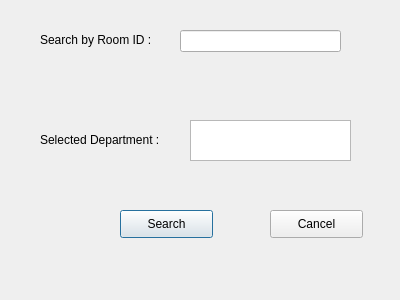
The window that Design/roomSearch.ui (SPRYK/DatabaseProject) describes before a commit, drawn with Qt 5.
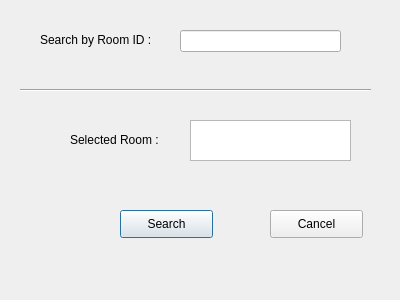
The same window after the commit.

```diff
--- a/Design/roomSearch.ui
+++ b/Design/roomSearch.ui
@@ -82,14 +82,27 @@
   <widget class="QLabel" name="label_2">
    <property name="geometry">
     <rect>
-     <x>40</x>
+     <x>70</x>
      <y>130</y>
-     <width>141</width>
+     <width>111</width>
      <height>20</height>
     </rect>
    </property>
    <property name="text">
-    <string>Selected Department :</string>
+    <string>Selected Room :</string>
+   </property>
+  </widget>
+  <widget class="Line" name="line">
+   <property name="geometry">
+    <rect>
+     <x>20</x>
+     <y>80</y>
+     <width>351</width>
+     <height>20</height>
+    </rect>
+   </property>
+   <property name="orientation">
+    <enum>Qt::Horizontal</enum>
    </property>
   </widget>
  </widget>
```
Left out of the diff: 6 changed lines with no effect on the pictures.
